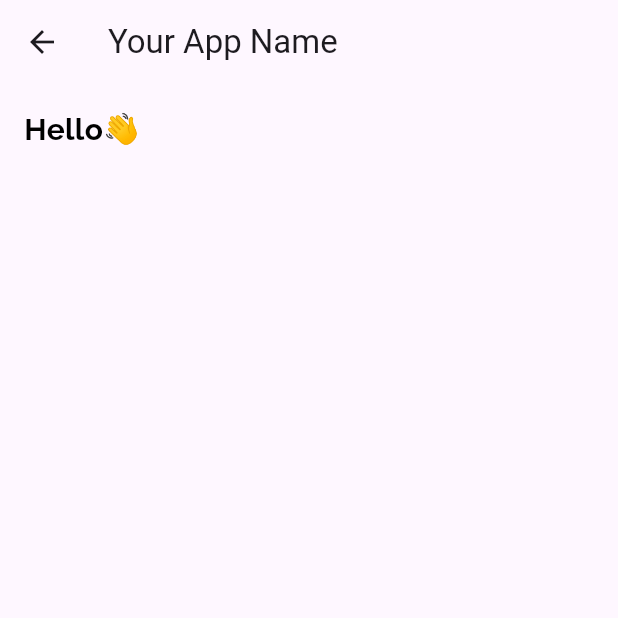
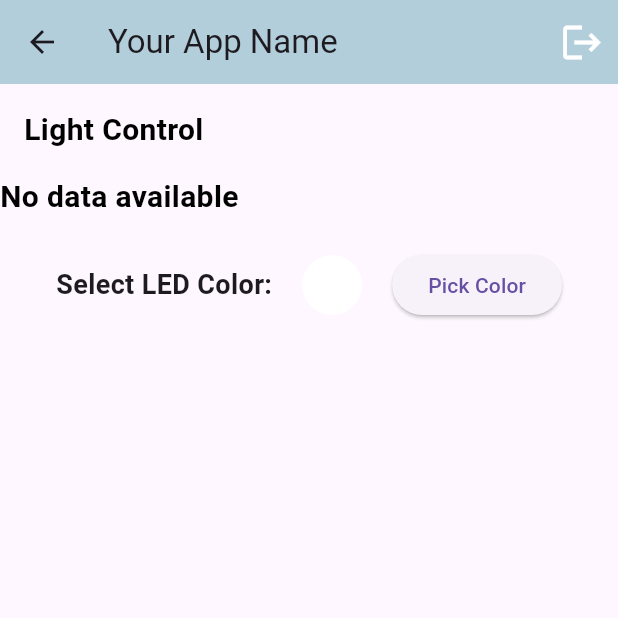
Before and after one commit to talbioumaima06/litbebe_flutter, a Flutter app: the Lumiere screen opened by its route, on a phone screen of 412 x 824 dp, the top half of it. Run offline on Flutter 3.47's test engine with Material 3 defaults, Android fonts, the phone set to English and light mode, and no system bars; our stand-ins replace firebase_auth, firebase_core, firebase_database, firebase_messaging, flutter_colorpicker, flutter_local_notifications and 2 more; accounts and stored records are empty.

Commit message:
other screens in progress

```diff
--- a/lib/pages/lumiere/lumiere.dart
+++ b/lib/pages/lumiere/lumiere.dart
@@ -1,14 +1,42 @@
 import 'package:flutter/material.dart';
-import 'package:google_fonts/google_fonts.dart';
+import 'package:flutter_colorpicker/flutter_colorpicker.dart';
+import 'package:firebase_database/firebase_database.dart';
 
-class Lumiere extends StatelessWidget {
-  const Lumiere({super.key});
+class Lumiere extends StatefulWidget {
+  const Lumiere({Key? key}) : super(key: key);
+
+  @override
+  _LumiereState createState() => _LumiereState();
+}
+
+class _LumiereState extends State<Lumiere> {
+  late DatabaseReference lightRef;
+  late Color currentColor = Colors.white; // Default color
+
+  @override
+  void initState() {
+    super.initState();
+    lightRef = FirebaseDatabase.instance.ref().child('/LED/RGB'); // Adjust this path accordingly
+  }
 
   @override
   Widget build(BuildContext context) {
     return Scaffold(
       appBar: AppBar(
         title: const Text('Your App Name'),
+        actions: [
+          IconButton(
+            onPressed: () async {
+              // Implement sign out functionality here
+            },
+            icon: const Icon(
+              Icons.logout,
+              size: 30,
+            ),
+            color: Colors.white, // Change the color as per your design
+          ),
+        ],
+        backgroundColor: const Color(0xFFB3CEDB), // Set the background color of the app bar
       ),
       body: SafeArea(
         child: Column(
@@ -17,14 +45,92 @@ class Lumiere extends StatelessWidget {
             Padding(
               padding: const EdgeInsets.all(16.0),
               child: Text(
-                'Hello👋',
-                style: GoogleFonts.raleway(
-                  textStyle: const TextStyle(
-                    color: Colors.black,
-                    fontWeight: FontWeight.bold,
-                    fontSize: 20,
+                'Light Control',
+                style: TextStyle(
+                  color: Colors.black,
+                  fontWeight: FontWeight.bold,
+                  fontSize: 20,
+                ),
+              ),
+            ),
+            StreamBuilder<DatabaseEvent>(
+              stream: lightRef.onValue,
+              builder: (context, snapshot) {
+                print('Connection State: ${snapshot.connectionState}');
+                print('Has Error: ${snapshot.hasError}');
+                if (snapshot.hasError) {
+                  print('Error: ${snapshot.error}');
+                }
+                print('Has Data: ${snapshot.hasData}');
+                print('Snapshot Data: ${snapshot.data?.snapshot.value}');
+
+                if (snapshot.connectionState == ConnectionState.waiting) {
+                  return const Text(
+                    'Loading...',
+                    style: TextStyle(
+                      color: Colors.black,
+                      fontWeight: FontWeight.bold,
+                      fontSize: 20,
+                    ),
+                  );
+                } else if (snapshot.hasData && snapshot.data!.snapshot.value != null) {
+                  bool isLightOn = snapshot.data!.snapshot.value == 1; // Assuming 1 means light is on
+                  return Row(
+                    mainAxisAlignment: MainAxisAlignment.center,
+                    children: [
+                      Text(
+                        'Light is ${isLightOn ? 'On' : 'Off'}',
+                        style: TextStyle(
+                          color: Colors.black,
+                          fontWeight: FontWeight.bold,
+                          fontSize: 20,
+                        ),
+                      ),
+                      Switch(
+                        value: isLightOn,
+                        onChanged: (newValue) {
+                          lightRef.set(newValue ? 1 : 0); // Update the database with new value
+                        },
+                      ),
+                    ],
+                  );
+                } else {
+                  return const Text(
+                    'No data available',
+                    style: TextStyle(
+                      color: Colors.black,
+                      fontWeight: FontWeight.bold,
+                      fontSize: 20,
+                    ),
+                  );
+                }
+              },
+            ),
+            Container(
+              padding: EdgeInsets.all(20.0),
+              child: Row(
+                mainAxisAlignment: MainAxisAlignment.center,
+                children: [
+                  Text(
+                    'Select LED Color:',
+                    style: TextStyle(
+                      fontSize: 18.0,
+                      fontWeight: FontWeight.bold,
+                    ),
                   ),
-                ),
+                  SizedBox(width: 20.0),
+                  CircleAvatar(
+                    backgroundColor: currentColor,
+                    radius: 20.0,
+                  ),
+                  SizedBox(width: 20.0),
+                  ElevatedButton(
+                    onPressed: () {
+                      _showColorPicker(context);
+                    },
+                    child: Text('Pick Color'),
+                  ),
+                ],
               ),
             ),
           ],
@@ -32,4 +138,35 @@ class Lumiere extends StatelessWidget {
       ),
     );
   }
+
+  _showColorPicker(BuildContext context) {
+    showDialog(
+      context: context,
+      builder: (BuildContext context) {
+        return AlertDialog(
+          title: Text('Pick a color'),
+          content: SingleChildScrollView(
+            child: ColorPicker(
+              pickerColor: currentColor,
+              onColorChanged: (color) {
+                setState(() {
+                  currentColor = color;
+                });
+              },
+              showLabel: true,
+              pickerAreaHeightPercent: 0.8,
+            ),
+          ),
+          actions: <Widget>[
+            TextButton(
+              onPressed: () {
+                Navigator.of(context).pop();
+              },
+              child: Text('Done'),
+            ),
+          ],
+        );
+      },
+    );
+  }
 }
```
Also changed, not shown: lib/pages/camera/camera.dart (+20 -14 lines), lib/pages/music/music.dart (+20 -14 lines), lib/pages/swing/swing.dart (+20 -14 lines).
